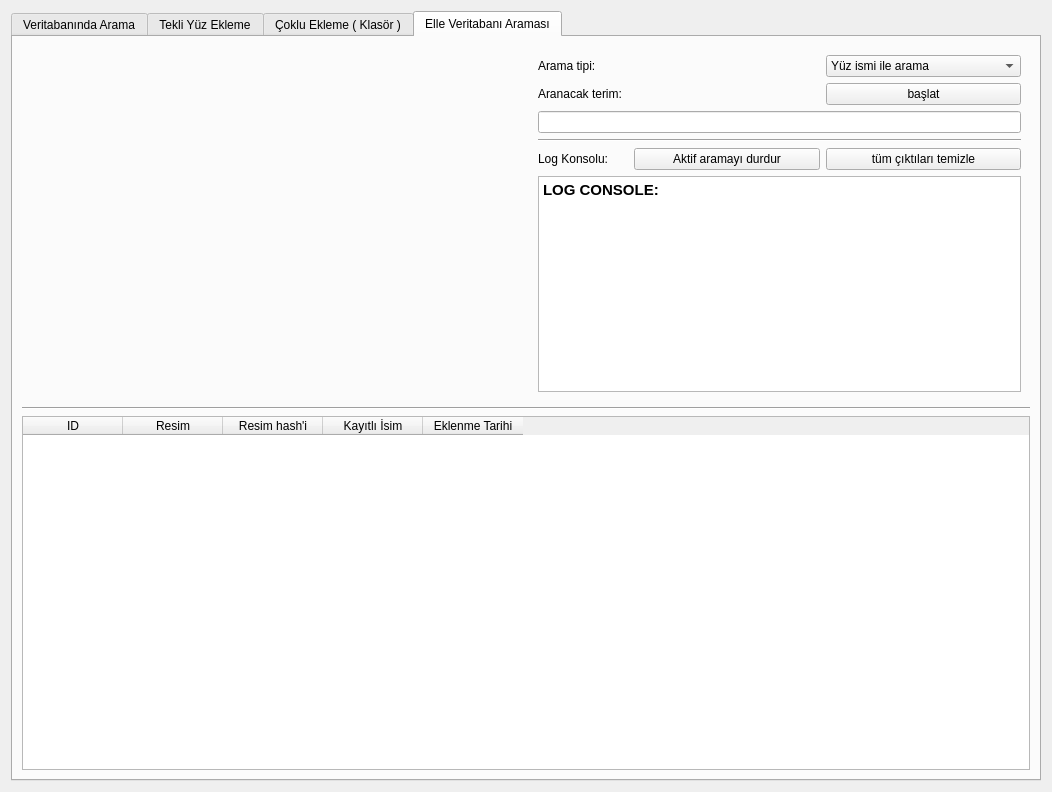
This is raw_ui_files/FaceRecognitionScreen.ui in MehmetYukselSekeroglu/TheHive as Qt 5 draws it before an edit. The edited form follows.
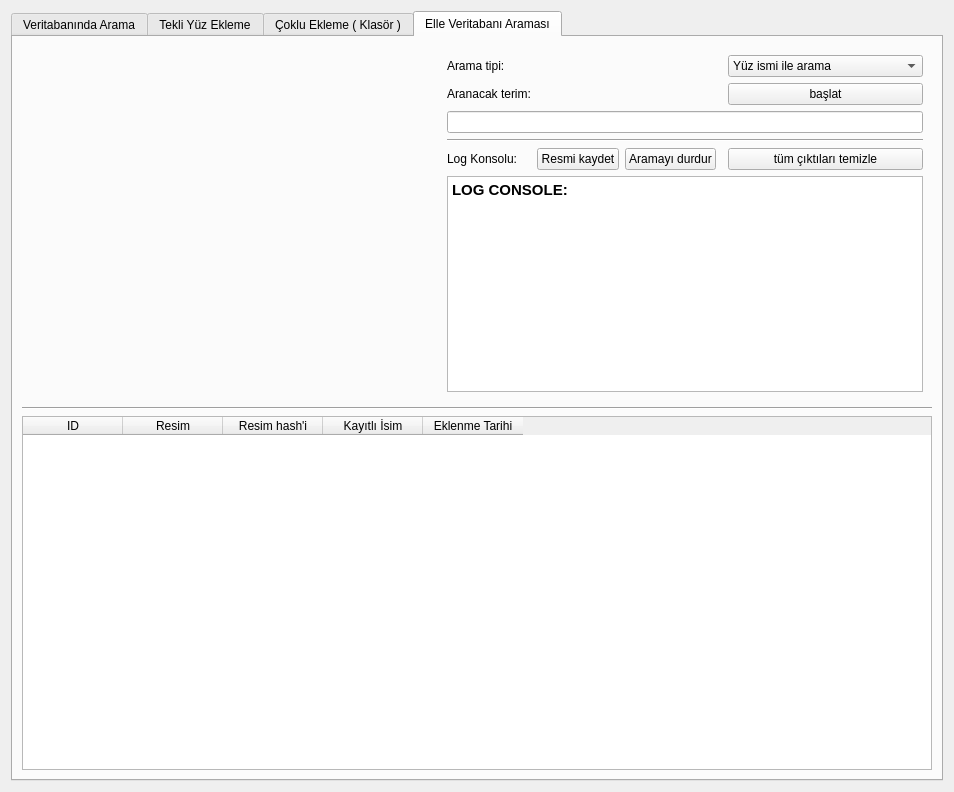
This is the edited form. Icons and pictures are not drawn.

Commit message: Face Recognition export image button added and activated

```diff
--- a/raw_ui_files/FaceRecognitionScreen.ui
+++ b/raw_ui_files/FaceRecognitionScreen.ui
@@ -6,7 +6,7 @@
    <rect>
     <x>0</x>
     <y>0</y>
-    <width>1052</width>
+    <width>954</width>
     <height>792</height>
    </rect>
   </property>
@@ -492,17 +492,7 @@
        <item row="0" column="1">
         <widget class="QWidget" name="widget_9" native="true">
          <layout class="QGridLayout" name="gridLayout_15">
-          <item row="7" column="0">
-           <widget class="QLabel" name="label_7">
-            <property name="text">
-             <string>Log Konsolu:</string>
-            </property>
-           </widget>
-          </item>
-          <item row="4" column="0" colspan="4">
-           <widget class="QLineEdit" name="lineEdit_searchInput"/>
-          </item>
-          <item row="8" column="0" colspan="4">
+          <item row="8" column="0" colspan="5">
            <widget class="QTextBrowser" name="textBrowser_ManuelSearchLogConsole">
             <property name="html">
              <string>&lt;!DOCTYPE HTML PUBLIC &quot;-//W3C//DTD HTML 4.0//EN&quot; &quot;http://www.w3.org/TR/REC-html40/strict.dtd&quot;&gt;
@@ -513,6 +503,13 @@
             </property>
            </widget>
           </item>
+          <item row="5" column="0" colspan="5">
+           <widget class="Line" name="line">
+            <property name="orientation">
+             <enum>Qt::Horizontal</enum>
+            </property>
+           </widget>
+          </item>
           <item row="2" column="0">
            <widget class="QLabel" name="label_6">
             <property name="text">
@@ -520,20 +517,6 @@
             </property>
            </widget>
           </item>
-          <item row="2" column="3">
-           <widget class="QPushButton" name="pushButton_starManueltSearch">
-            <property name="text">
-             <string>başlat</string>
-            </property>
-           </widget>
-          </item>
-          <item row="5" column="0" colspan="4">
-           <widget class="Line" name="line">
-            <property name="orientation">
-             <enum>Qt::Horizontal</enum>
-            </property>
-           </widget>
-          </item>
           <item row="1" column="0">
            <widget class="QLabel" name="label_8">
             <property name="text">
@@ -541,7 +524,24 @@
             </property>
            </widget>
           </item>
-          <item row="1" column="3">
+          <item row="7" column="4">
+           <widget class="QPushButton" name="pushButton_clearResultManuelSearch">
+            <property name="text">
+             <string>tüm çıktıları temizle</string>
+            </property>
+           </widget>
+          </item>
+          <item row="4" column="0" colspan="5">
+           <widget class="QLineEdit" name="lineEdit_searchInput"/>
+          </item>
+          <item row="7" column="0">
+           <widget class="QLabel" name="label_7">
+            <property name="text">
+             <string>Log Konsolu:</string>
+            </property>
+           </widget>
+          </item>
+          <item row="1" column="4">
            <widget class="QComboBox" name="comboBox_targetColumn">
             <item>
              <property name="text">
@@ -560,17 +560,24 @@
             </item>
            </widget>
           </item>
-          <item row="7" column="3">
-           <widget class="QPushButton" name="pushButton_clearResultManuelSearch">
+          <item row="2" column="4">
+           <widget class="QPushButton" name="pushButton_starManueltSearch">
             <property name="text">
-             <string>tüm çıktıları temizle</string>
+             <string>başlat</string>
             </property>
            </widget>
           </item>
-          <item row="7" column="1" colspan="2">
+          <item row="7" column="1">
+           <widget class="QPushButton" name="pushButton_saveCurrentImage">
+            <property name="text">
+             <string>Resmi kaydet</string>
+            </property>
+           </widget>
+          </item>
+          <item row="7" column="2">
            <widget class="QPushButton" name="pushButton_stopActiveManuelSearch">
             <property name="text">
-             <string>Aktif aramayı durdur</string>
+             <string>Aramayı durdur</string>
             </property>
            </widget>
           </item>
```
Left out of the diff: 8 changed lines with no effect on the pictures. The commit also changes 2 other files.
